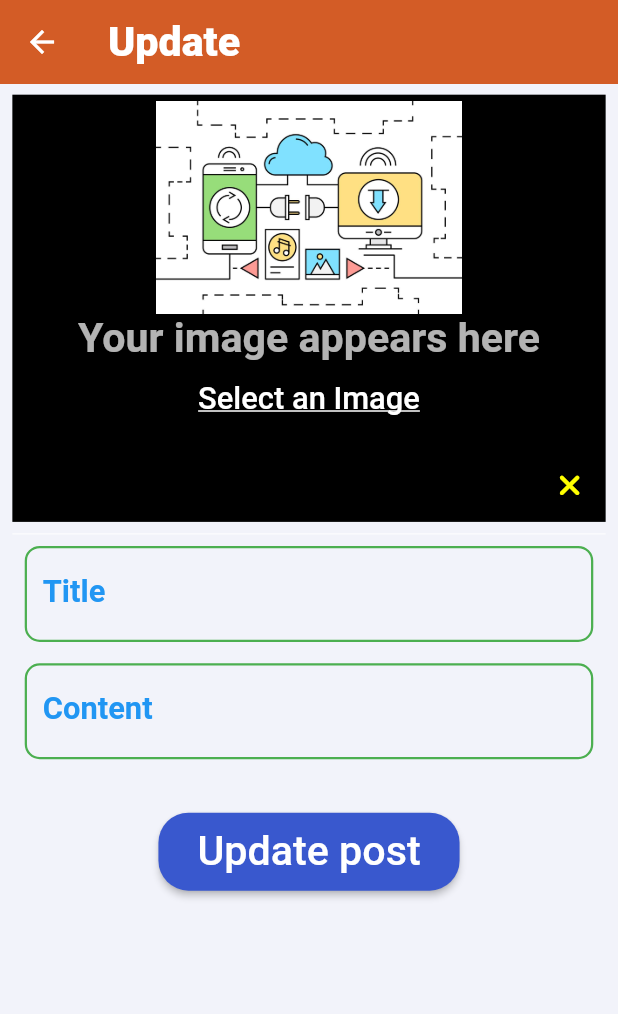
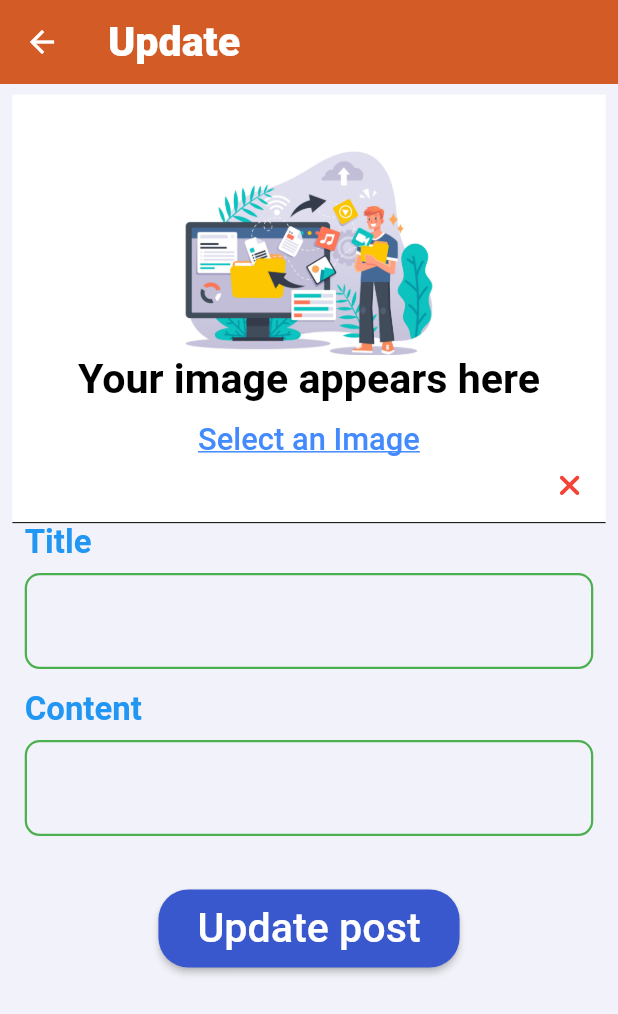
Before and after one commit to singhayush20/blog_app, a Flutter app: the UpdateArticlePage screen opened directly with empty values, after a tap on an icon or button, on a phone screen of 412 x 824 dp. Shown: the top 1014 px of the screen. Run offline on Flutter 3.47's test engine with Material 2 defaults, Android fonts, the phone set to English and light mode, and no system bars; drawn by our look-alikes of loader_overlay; our stand-ins replace cached_network_image, dio, email_validator, firebase_core, firebase_messaging, flutter_local_notifications and 8 more; accounts and stored records are empty; network calls fail.

Commit message:
UI changes and Bug Fixes

```diff
--- a/lib/Pages/UserProfile/MyArticlesPage.dart
+++ b/lib/Pages/UserProfile/MyArticlesPage.dart
@@ -133,7 +133,7 @@ class _MyArticlesPageState extends State<MyArticlesPage> {
                                                       _sharedPreferences!),
                                               transition: Transition.topLevel,
                                               duration: const Duration(
-                                                milliseconds: 1000,
+                                                milliseconds: 500,
                                               ),
                                             );
                                           },
--- a/lib/Pages/UserProfile/UpdateArticlePage.dart
+++ b/lib/Pages/UserProfile/UpdateArticlePage.dart
@@ -44,8 +44,6 @@ class _UpdateArticlePageState extends State<UpdateArticlePage> {
 
   @override
   Widget build(BuildContext context) {
-    //Inject image controller
-    // Get.lazyPut(() => ImageController());
     final height = MediaQuery.of(context).size.height -
         _appBar.preferredSize.height -
         MediaQuery.of(context).padding.top -
@@ -81,27 +79,27 @@ class _UpdateArticlePageState extends State<UpdateArticlePage> {
                       Container(
                         height: height * 0.4,
                         width: width,
-                        color: Colors.black,
+                        color:
+                            Colors.white, // Use your desired background color
                         child: Stack(
                           children: [
-                            (_uploadButtonClicked == true)
-                                ? Container(
+                            Container(
                               alignment: Alignment.center,
-                                    child: imageController.pickedFile != null
+                              child: (_uploadButtonClicked == true)
+                                  ? imageController.pickedFile != null
                                       ? Image.file(
-                                            File(imageController
-                                                .pickedFile!.path),
+                                          File(
+                                              imageController.pickedFile!.path),
                                           fit: BoxFit.cover,
                                         )
                                       : Column(
+                                          mainAxisAlignment:
+                                              MainAxisAlignment.center,
                                           children: [
                                             Container(
-                                                margin: EdgeInsets.only(
-                                                  top: 4,
-                                                ),
                                               height: height * 0.2,
                                               child: Image.asset(
-                                                  'images/category_default.jpg',
+                                                'images/pick_file.jpg',
                                               ),
                                             ),
                                             Text(
@@ -109,6 +107,8 @@ class _UpdateArticlePageState extends State<UpdateArticlePage> {
                                               style: TextStyle(
                                                 fontWeight: FontWeight.bold,
                                                 fontSize: 20.sp,
+                                                color: Colors
+                                                    .black, // Adjust text color
                                               ),
                                             ),
                                             Container(
@@ -120,6 +120,8 @@ class _UpdateArticlePageState extends State<UpdateArticlePage> {
                                                     fontSize: 15.sp,
                                                     decoration: TextDecoration
                                                         .underline,
+                                                    color: Colors
+                                                        .blueAccent, // Adjust text color
                                                   ),
                                                 ),
                                                 onPressed: () {
@@ -128,7 +130,6 @@ class _UpdateArticlePageState extends State<UpdateArticlePage> {
                                               ),
                                             ),
                                           ],
-                                          ),
                                         )
                                   : GestureDetector(
                                       onTap: () {
@@ -142,23 +143,25 @@ class _UpdateArticlePageState extends State<UpdateArticlePage> {
                                           ),
                                         );
                                       },
-                                    child: Center(
                                       child: Hero(
                                         tag: 'imageHero',
                                         child: CachedNetworkImage(
                                           imageUrl:
-                                              'https://imagedbspringboot.blob.core.windows.net/imagecontainer/${widget.post.image}',
+                                              'https://blogimagesa.blob.core.windows.net/imagecontainer/${widget.post.image}',
                                           placeholder: (context, url) => Center(
                                             child: Container(
                                               height: 50,
                                               width: 50,
-                                              child: DataLoadingIndicator(),
+                                              child: Image.asset(
+                                                'images/placeholder_image.jpg',
+                                                fit: BoxFit.cover,
+                                              ),
                                             ),
                                           ),
                                           errorWidget: (context, url, error) =>
                                               Image.asset(
-                                                  'images/category_default.jpg'),
-                                          fit: BoxFit.scaleDown,
+                                                  'images/placeholder_image.jpg'),
+                                          fit: BoxFit.cover,
                                         ),
                                       ),
                                     ),
@@ -177,10 +180,10 @@ class _UpdateArticlePageState extends State<UpdateArticlePage> {
                                 },
                                 icon: Icon(
                                   (_uploadButtonClicked == true)
-                                      ? FontAwesomeIcons.xmark
+                                      ? FontAwesomeIcons.times // Use close icon
                                       : FontAwesomeIcons.upload,
                                   size: 15.sp,
-                                  color: Colors.yellowAccent,
+                                  color: Colors.red, // Adjust icon color
                                 ),
                               ),
                             ),
@@ -188,16 +191,31 @@ class _UpdateArticlePageState extends State<UpdateArticlePage> {
                         ),
                       ),
                       Divider(
-                        color: Colors.white,
+                        color: Colors.black,
+                        height: 1, // Adjust the height of the divider
                       ),
                       Container(
                         padding: EdgeInsets.symmetric(
                           horizontal: width * 0.02,
                         ),
-                        child: PostTextField(
+                        child: Column(
+                          crossAxisAlignment: CrossAxisAlignment.start,
+                          children: [
+                            Text(
+                              "Title",
+                              style: TextStyle(
+                                fontSize: 16.sp,
+                                fontWeight: FontWeight.bold,
+                                color: Colors.blue, // Adjust title text color
+                              ),
+                            ),
+                            SizedBox(height: height * 0.01), // Adjust spacing
+                            PostTextField(
                               textController: _titleController,
                               hintText: "Enter your title here...",
-                          labelText: "Title",
+                              labelText: "",
+                            ),
+                          ],
                         ),
                       ),
                       SizedBox(
@@ -207,10 +225,24 @@ class _UpdateArticlePageState extends State<UpdateArticlePage> {
                         padding: EdgeInsets.symmetric(
                           horizontal: width * 0.02,
                         ),
-                        child: PostTextField(
+                        child: Column(
+                          crossAxisAlignment: CrossAxisAlignment.start,
+                          children: [
+                            Text(
+                              "Content",
+                              style: TextStyle(
+                                fontSize: 16.sp,
+                                fontWeight: FontWeight.bold,
+                                color: Colors.blue, // Adjust title text color
+                              ),
+                            ),
+                            SizedBox(height: height * 0.01), // Adjust spacing
+                            PostTextField(
                               textController: _contentController,
                               hintText: "Enter your content here...",
-                          labelText: "Content",
+                              labelText: "",
+                            ),
+                          ],
                         ),
                       ),
                       SizedBox(
--- a/lib/constants/app_constants.dart
+++ b/lib/constants/app_constants.dart
@@ -1,8 +1,9 @@
-// const String domain = "https://bloggingapplicationwebapp.azurewebsites.net";
-// const String domain2 = "bloggingapplicationwebapp.azurewebsites.net";
+const String domain = "https://bloggingapplicationwebapp.azurewebsites.net";
+const String domain2 = "bloggingapplicationwebapp.azurewebsites.net";
 
-const String domain = "https://79da-14-139-240-85.ngrok-free.app";
-const String domain2 = "79da-14-139-240-85.ngrok-free.app";
+//local
+// const String domain = "https://3253-14-139-240-85.ngrok-free.app";
+// const String domain2 = "3253-14-139-240-85.ngrok-free.app";
 const BEARER_TOKEN = "BEARER TOKEN";
 const IS_LOGGED_IN = "isLoggedIn";
 const Bearer = "Bearer ";
```
Also changed, not shown: lib/Pages/PersonalFeed/CategoryTile.dart (+19 -14 lines), lib/Pages/PersonalFeed/PersnalFeed.dart (+7 -2 lines), lib/Pages/Settings/SettingsPage.dart (+6 -4 lines), lib/Pages/UserProfile/ProfilePage.dart (+5 -11 lines), lib/Pages/UserProfile/ViewArticle.dart (+101 -56 lines), images/DefaultProfileImage.jpg (deleted), images/DefaultProfileImage2.jpg (deleted), images/profile_image.jpg (added). Lines whose indentation alone changed are shown as unchanged.
